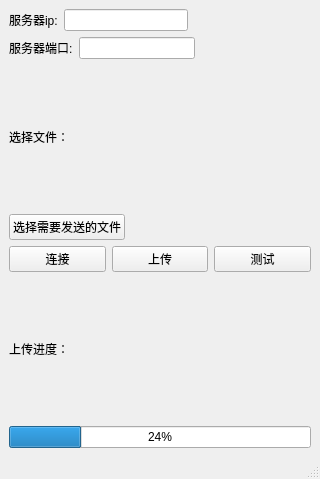
This is single_thread_file_transfer/mainwindow.ui in Buaichifanqie/Instant_messaging_project as Qt 5 draws it before an edit. The edited form follows.
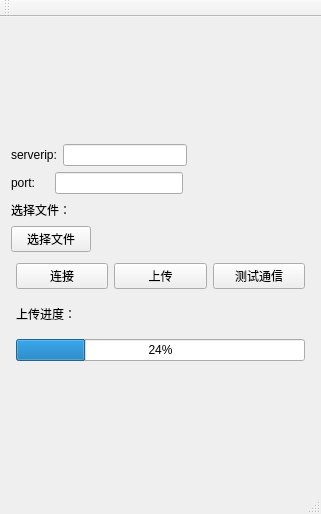
This is the edited form.

Commit message: 修改单线程文件传输客户端存在的bug

Diff of the .ui file:
```diff
--- a/single_thread_file_transfer/mainwindow.ui
+++ b/single_thread_file_transfer/mainwindow.ui
@@ -6,8 +6,8 @@
    <rect>
     <x>0</x>
     <y>0</y>
-    <width>320</width>
-    <height>479</height>
+    <width>321</width>
+    <height>514</height>
    </rect>
   </property>
   <property name="windowTitle">
@@ -15,12 +15,25 @@
   </property>
   <widget class="QWidget" name="centralwidget">
    <layout class="QVBoxLayout" name="verticalLayout">
+    <item>
+     <spacer name="verticalSpacer_2">
+      <property name="orientation">
+       <enum>Qt::Vertical</enum>
+      </property>
+      <property name="sizeHint" stdset="0">
+       <size>
+        <width>20</width>
+        <height>40</height>
+       </size>
+      </property>
+     </spacer>
+    </item>
     <item>
      <layout class="QHBoxLayout" name="horizontalLayout">
       <item>
        <widget class="QLabel" name="ipLb">
         <property name="text">
-         <string>服务器ip:</string>
+         <string>serverip:</string>
         </property>
        </widget>
       </item>
@@ -47,7 +60,7 @@
       <item>
        <widget class="QLabel" name="portLb">
         <property name="text">
-         <string>服务器端口:</string>
+         <string>port:    </string>
         </property>
        </widget>
       </item>
@@ -72,12 +85,32 @@
     <item>
      <layout class="QHBoxLayout" name="horizontalLayout_3">
       <item>
-       <widget class="QLabel" name="fileLb">
+       <widget class="QLabel" name="label_2">
         <property name="text">
          <string>选择文件：</string>
         </property>
        </widget>
       </item>
+      <item>
+       <widget class="QLabel" name="fileLb">
+        <property name="text">
+         <string/>
+        </property>
+       </widget>
+      </item>
+      <item>
+       <spacer name="horizontalSpacer_3">
+        <property name="orientation">
+         <enum>Qt::Horizontal</enum>
+        </property>
+        <property name="sizeHint" stdset="0">
+         <size>
+          <width>40</width>
+          <height>20</height>
+         </size>
+        </property>
+       </spacer>
+      </item>
      </layout>
     </item>
     <item>
@@ -85,12 +118,12 @@
       <item>
        <widget class="QPushButton" name="fileBtn">
         <property name="text">
-         <string>选择需要发送的文件</string>
+         <string>选择文件</string>
         </property>
        </widget>
       </item>
       <item>
-       <spacer name="horizontalSpacer_3">
+       <spacer name="horizontalSpacer_4">
         <property name="orientation">
          <enum>Qt::Horizontal</enum>
         </property>
@@ -106,6 +139,18 @@
     </item>
     <item>
      <layout class="QHBoxLayout" name="horizontalLayout_5">
+      <property name="leftMargin">
+       <number>5</number>
+      </property>
+      <property name="topMargin">
+       <number>5</number>
+      </property>
+      <property name="rightMargin">
+       <number>5</number>
+      </property>
+      <property name="bottomMargin">
+       <number>5</number>
+      </property>
       <item>
        <widget class="QPushButton" name="conBtn">
         <property name="text">
@@ -123,7 +168,7 @@
       <item>
        <widget class="QPushButton" name="testBtn">
         <property name="text">
-         <string>测试</string>
+         <string>测试通信</string>
         </property>
        </widget>
       </item>
@@ -131,6 +176,18 @@
     </item>
     <item>
      <layout class="QHBoxLayout" name="horizontalLayout_6">
+      <property name="leftMargin">
+       <number>5</number>
+      </property>
+      <property name="topMargin">
+       <number>5</number>
+      </property>
+      <property name="rightMargin">
+       <number>5</number>
+      </property>
+      <property name="bottomMargin">
+       <number>5</number>
+      </property>
       <item>
        <widget class="QLabel" name="label_4">
         <property name="text">
@@ -142,6 +199,18 @@
     </item>
     <item>
      <layout class="QHBoxLayout" name="horizontalLayout_7">
+      <property name="leftMargin">
+       <number>5</number>
+      </property>
+      <property name="topMargin">
+       <number>5</number>
+      </property>
+      <property name="rightMargin">
+       <number>5</number>
+      </property>
+      <property name="bottomMargin">
+       <number>5</number>
+      </property>
       <item>
        <widget class="QProgressBar" name="progressBar">
         <property name="value">
@@ -151,6 +220,19 @@
       </item>
      </layout>
     </item>
+    <item>
+     <spacer name="verticalSpacer">
+      <property name="orientation">
+       <enum>Qt::Vertical</enum>
+      </property>
+      <property name="sizeHint" stdset="0">
+       <size>
+        <width>20</width>
+        <height>40</height>
+       </size>
+      </property>
+     </spacer>
+    </item>
    </layout>
   </widget>
   <widget class="QMenuBar" name="menubar">
@@ -163,8 +245,17 @@
     </rect>
    </property>
   </widget>
-  <widget class="QStatusBar" name="statusbar"/>
+  <widget class="QToolBar" name="mainToolBar">
+   <attribute name="toolBarArea">
+    <enum>TopToolBarArea</enum>
+   </attribute>
+   <attribute name="toolBarBreak">
+    <bool>false</bool>
+   </attribute>
+  </widget>
+  <widget class="QStatusBar" name="statusBar"/>
  </widget>
+ <layoutdefault spacing="6" margin="11"/>
  <resources/>
  <connections/>
 </ui>
```
Left out of the diff: 8 changed lines with no effect on the pictures. The commit also changes 9 other files.
